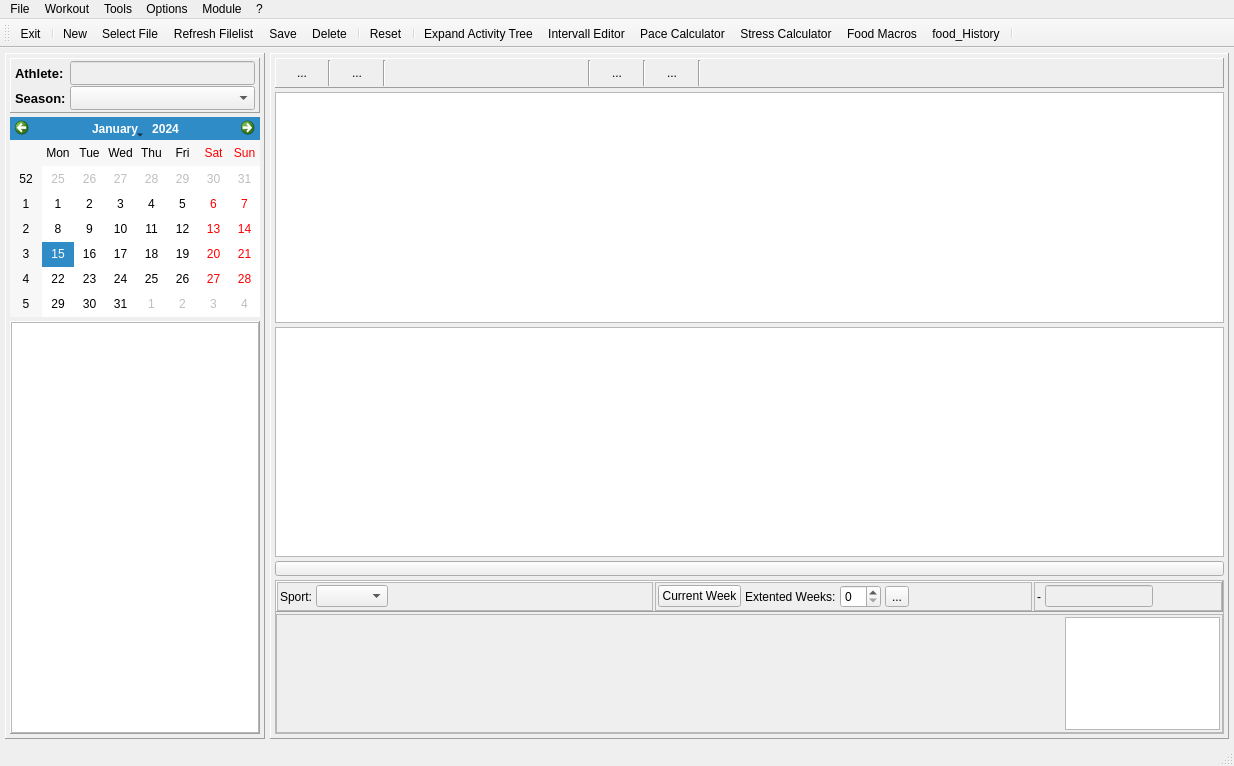
The window that mainwindow.ui (Tria-Andy/WorkoutEditor) describes before a commit, drawn with Qt 5.
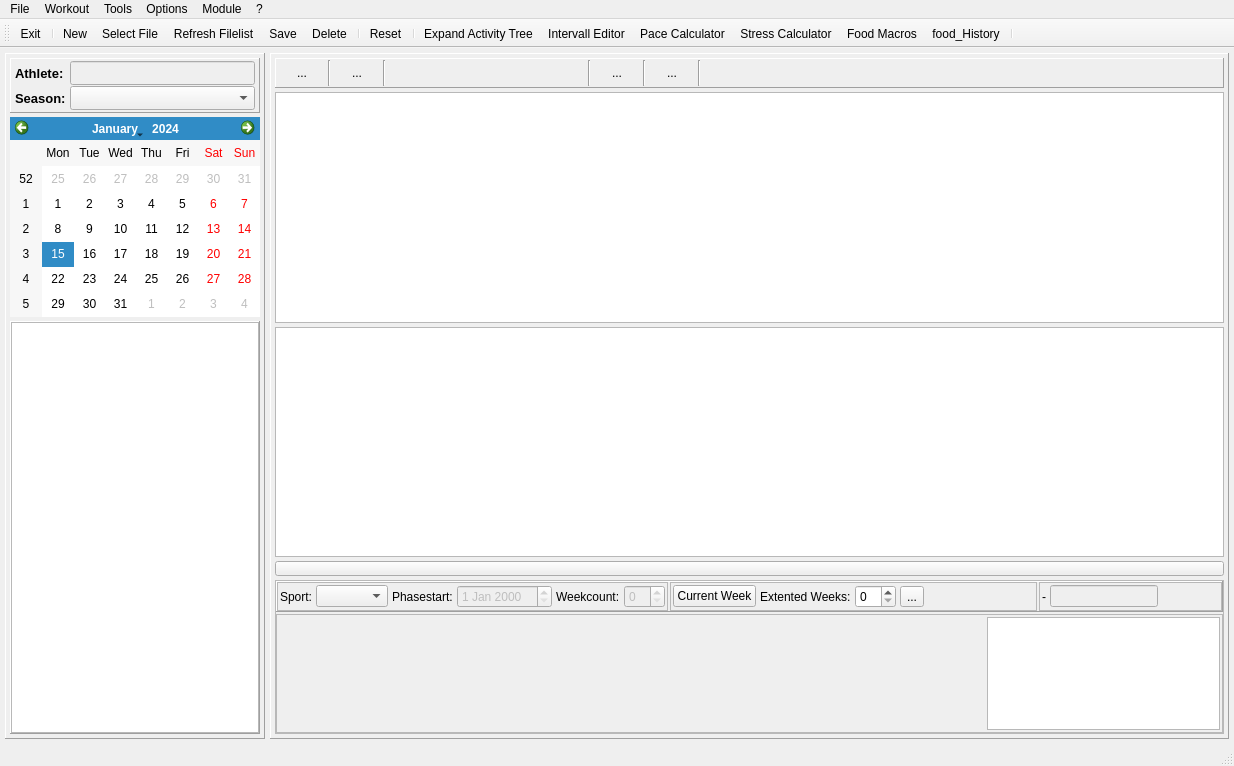
The same window after the commit. Icons and pictures are not drawn. Custom widgets are drawn as their Qt base class.

Commit message: Move QCP to Class Part1

The edit to the form file:
```diff
--- a/mainwindow.ui
+++ b/mainwindow.ui
@@ -752,6 +752,34 @@
                       </property>
                      </spacer>
                     </item>
+                    <item>
+                     <widget class="QLabel" name="label_4">
+                      <property name="text">
+                       <string>Phasestart:</string>
+                      </property>
+                     </widget>
+                    </item>
+                    <item>
+                     <widget class="QDateEdit" name="dateEdit_phaseStart">
+                      <property name="enabled">
+                       <bool>false</bool>
+                      </property>
+                     </widget>
+                    </item>
+                    <item>
+                     <widget class="QLabel" name="label_12">
+                      <property name="text">
+                       <string>Weekcount:</string>
+                      </property>
+                     </widget>
+                    </item>
+                    <item>
+                     <widget class="QSpinBox" name="spinBox_phaseWeeks">
+                      <property name="enabled">
+                       <bool>false</bool>
+                      </property>
+                     </widget>
+                    </item>
                    </layout>
                   </widget>
                  </item>
@@ -942,17 +970,7 @@
                   </widget>
                  </item>
                  <item>
-                  <widget class="QCustomPlot" name="widget_planning" native="true">
-                   <property name="sizePolicy">
-                    <sizepolicy hsizetype="Preferred" vsizetype="Preferred">
-                     <horstretch>2</horstretch>
-                     <verstretch>2</verstretch>
-                    </sizepolicy>
-                   </property>
-                  </widget>
-                 </item>
-                 <item>
-                  <widget class="QCustomPlot" name="widget_distributionPlot" native="true">
+                  <widget class="QWidget" name="widget_distribution" native="true">
                    <property name="sizePolicy">
                     <sizepolicy hsizetype="Preferred" vsizetype="Preferred">
                      <horstretch>1</horstretch>
```
Left out of the diff: 40 changed lines with no effect on the pictures. The commit also changes 13 other files.
